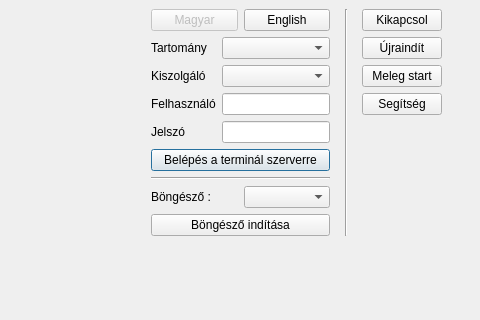
Qt form mainwindow.ui (csikfer/rdpwrp) before a commit; both pictures show x 244 to 724 and y 304 to 624 of the 1081 by 791 pixel window.
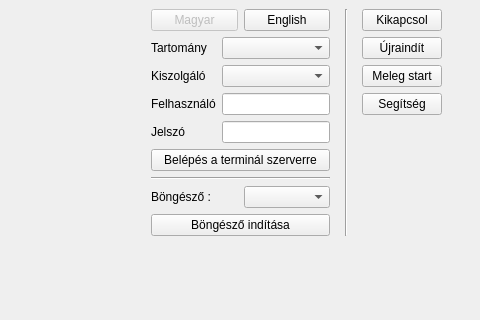
The same form after that commit. Icons and pictures are not drawn.

```diff
--- a/mainwindow.ui
+++ b/mainwindow.ui
@@ -10,6 +10,15 @@
     <height>791</height>
    </rect>
   </property>
+  <property name="sizePolicy">
+   <sizepolicy hsizetype="MinimumExpanding" vsizetype="MinimumExpanding">
+    <horstretch>0</horstretch>
+    <verstretch>0</verstretch>
+   </sizepolicy>
+  </property>
+  <property name="contextMenuPolicy">
+   <enum>Qt::NoContextMenu</enum>
+  </property>
   <property name="windowTitle">
    <string notr="true">rdpwrp</string>
   </property>
@@ -301,10 +310,10 @@
            <bool>false</bool>
           </property>
           <property name="autoDefault">
-           <bool>true</bool>
+           <bool>false</bool>
           </property>
           <property name="default">
-           <bool>true</bool>
+           <bool>false</bool>
           </property>
           <property name="flat">
            <bool>false</bool>
```
Left out of the diff: 6 changed lines with no effect on the pictures.
